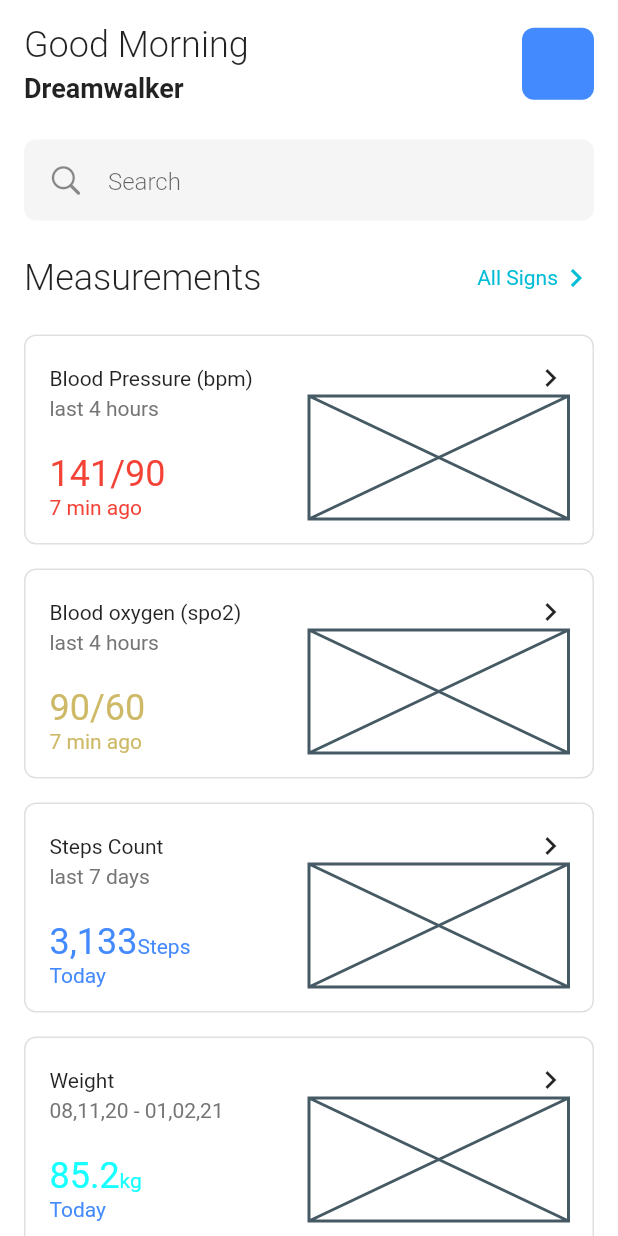
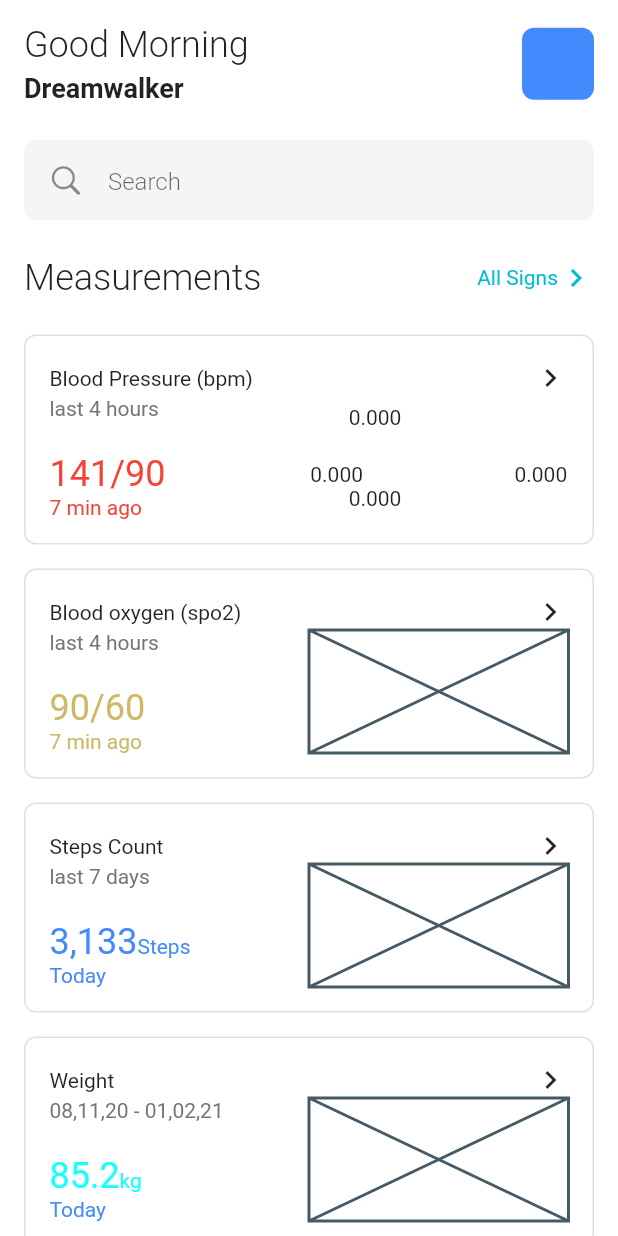
Before and after one commit to JAICHANGPARK/flutter_notebook_19th_story, a Flutter app: the screen it shows after launch, on a phone screen of 412 x 824 dp. Run offline on Flutter 3.47's test engine with Material 2 defaults, Android fonts, the phone set to English and light mode, and no system bars; drawn by our look-alikes of fl_chart; our stand-ins replace cached_network_image, countup, flutter_riverpod, freezed_annotation, smooth_page_indicator, video_player.

Commit message:
Update monitoring_main_page.dart

```diff
--- a/lib/ep1127_patient_monitoring_app/src/ui/monitoring_main_page.dart
+++ b/lib/ep1127_patient_monitoring_app/src/ui/monitoring_main_page.dart
@@ -1,3 +1,4 @@
+import 'package:fl_chart/fl_chart.dart';
 import 'package:flutter/cupertino.dart';
 import 'package:flutter/material.dart';
 
@@ -156,8 +157,17 @@ class _MonitoringMainPageState extends State<MonitoringMainPage> {
                                           ],
                                         ),
                                       ),
-                                      const Expanded(
-                                        child: Placeholder(),
+                                      Expanded(
+                                        child: LineChart(
+                                          LineChartData(
+                                            borderData: FlBorderData(
+                                              show: false,
+                                            ),
+                                            gridData: FlGridData(
+                                              show: false,
+                                            ),
+                                          ),
+                                        ),
                                       ),
                                     ],
                                   ),
```
